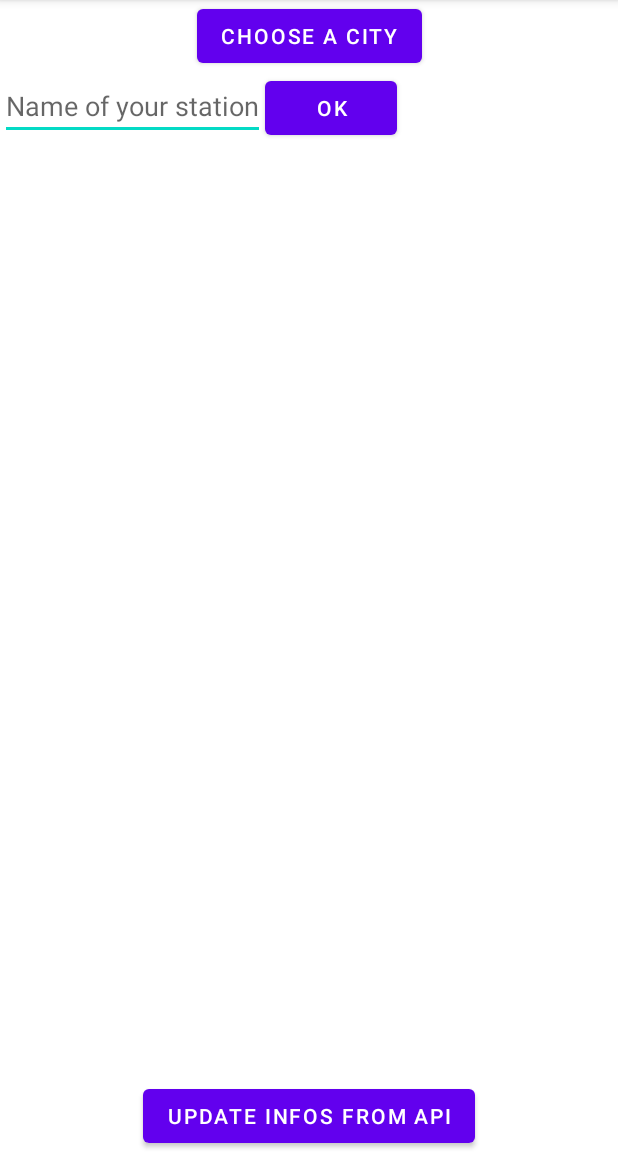
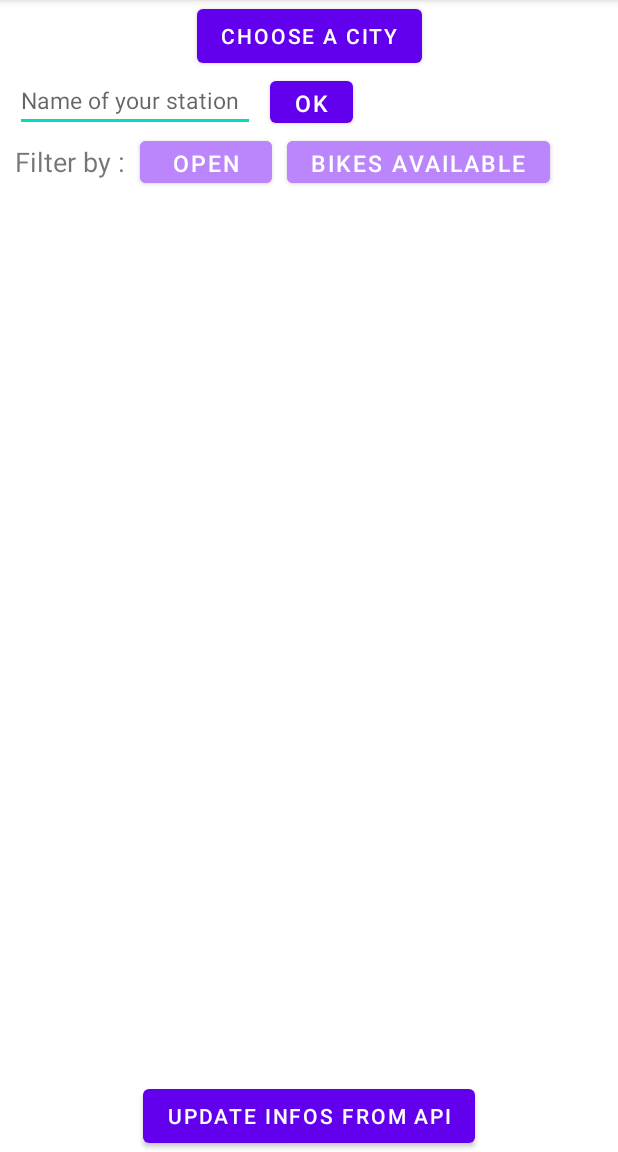
Before and after one commit to ArmanRo/TapAndGo-App, an Android app: the screen it shows after launch (MainActivity), on a phone screen of 412 x 824 dp, the part 84-1236 px from its top. Run offline under Robolectric (Android 15) with nearby library versions, the phone set to English and light mode, and no system bars.

Commit message:
add buttons for filters

```diff
--- a/app/src/main/java/com/example/tapandgo/MainActivity.kt
+++ b/app/src/main/java/com/example/tapandgo/MainActivity.kt
@@ -8,11 +8,9 @@ import android.view.ViewGroup
 import android.view.inputmethod.EditorInfo
 import android.widget.Button
 import android.widget.LinearLayout
-import android.widget.TextView
 import androidx.appcompat.app.AppCompatActivity
 import com.example.tapandgo.dataFromAPI.Contract
 import com.example.tapandgo.dataFromAPI.Station
-import com.example.tapandgo.StationDetails
 import com.google.android.material.textfield.TextInputEditText
 import retrofit2.Call
 import retrofit2.Callback
@@ -24,7 +22,7 @@ import retrofit2.converter.gson.GsonConverterFactory
 const val BASE_URL = "https://api.jcdecaux.com/"
 
 /*  How does this code work ?
-
+*
 *   At the start of the app, it asks the API the list of all contracts from a country (here country_code = FR)
 *   Then create a list of all the city (contract.name) in this country. In france they are 10 cities.
 *   Right after that, it requests all the stations from all contracts stored in a variable.
@@ -33,9 +31,13 @@ const val BASE_URL = "https://api.jcdecaux.com/"
 *   This stationsFromCity variable is cleared and created again each time the user selects a different city.
 *   stationsFromCity may be filtered again after user uses the search filters.
 *
-* */
+*/
 
 class MainActivity : AppCompatActivity() {
+
+        //////////////////////////////////////////////////////////////
+        //////////      Global variables initialisation
+        //////////////////////////////////////////////////////////////
 
     // variables to store row information from API
     lateinit var stationResponseBody: List<Station>
@@ -43,13 +45,16 @@ class MainActivity : AppCompatActivity() {
 
     // global variables to store filtered information
     var cities: MutableList<String> = mutableListOf()
-    lateinit var actualCity: String
+    var actualCity: String = ""
     var stationsFromCity: MutableList<Station> = mutableListOf()
     var filteredStationsFromCity: MutableList<Station> = mutableListOf()
 
 
-    lateinit var inputStationName: TextInputEditText
 
+
+        //////////////////////////////////////////////////////////////
+        //////////      Life Cycle of th activity
+        //////////////////////////////////////////////////////////////
 
     override fun onCreate(savedInstanceState: Bundle?) {
         super.onCreate(savedInstanceState)
@@ -64,7 +69,9 @@ class MainActivity : AppCompatActivity() {
         val btnOkSearch = findViewById<Button>(R.id.btnOkSearch)
         val btnReloadData= findViewById<Button>(R.id.buttonId)
         val btnChooseCity = findViewById<Button>(R.id.btnChooseCity)
-        inputStationName = findViewById(R.id.inputStationName)
+        val btnFilterOpen = findViewById<Button>(R.id.btnFilterOpen)
+        val btnFilterBikeAvailable = findViewById<Button>(R.id.btnFilterBikeAvailable)
+        var inputStationName = findViewById<TextInputEditText>(R.id.inputStationName)
 
 
         btnReloadData.setOnClickListener{
@@ -89,6 +96,7 @@ class MainActivity : AppCompatActivity() {
                 LinearLayout.LayoutParams.MATCH_PARENT,
                 LinearLayout.LayoutParams.WRAP_CONTENT)
             layoutParams.setMargins(30, 10, 30, 10)
+
             for(city in cities){
                 val cityButton = Button(this)
                 cityButton.text = city
@@ -107,8 +115,31 @@ class MainActivity : AppCompatActivity() {
             dialog.show()
         }
 
+        btnFilterOpen.setOnClickListener{
+            if (btnFilterOpen.text == "OPEN"){
+                btnFilterOpen.text = "OPEN  ✔"
+            }
+            else {
+                btnFilterOpen.text = "OPEN"
+            }
+        }
+
+        btnFilterBikeAvailable.setOnClickListener{
+            if (btnFilterBikeAvailable.text == "BIKES AVAILABLE"){
+                btnFilterBikeAvailable.text = "BIKES AVAILABLE  ✔"
+            }
+            else {
+                btnFilterBikeAvailable.text = "BIKES AVAILABLE"
+            }
+        }
 
     }
+
+
+
+        //////////////////////////////////////////////////////////////
+        //////////      API request functions
+        //////////////////////////////////////////////////////////////
 
     private fun getContractsData(){     // API request
         val retrofitBuilder = Retrofit.Builder()
@@ -130,15 +161,6 @@ class MainActivity : AppCompatActivity() {
         })
     }
 
-    private fun selectCitiesInCountry(countryCode: String){     // store all cities name of target country in a list
-        for (data in contractResponseBody){
-            if(data.country_code == countryCode){
-                cities.add(data.name)
-            }
-        }
-    }
-
-
     private fun getStationsData() {     // API request
         val retrofitBuilder = Retrofit.Builder()
             .addConverterFactory(GsonConverterFactory.create())
@@ -156,6 +178,20 @@ class MainActivity : AppCompatActivity() {
             override fun onFailure(call: Call<List<Station>?>, t: Throwable) {
             }
         })
+    }
+
+
+
+        //////////////////////////////////////////////////////////////
+        //////////      Filter lists and Search information
+        //////////////////////////////////////////////////////////////
+
+    private fun selectCitiesInCountry(countryCode: String){     // store all cities name of target country in a list
+        for (data in contractResponseBody){
+            if(data.country_code == countryCode){
+                cities.add(data.name)
+            }
+        }
     }
 
     private fun selectStationsFromCity(city: String){
@@ -176,6 +212,13 @@ class MainActivity : AppCompatActivity() {
         }
         return askedStations
     }
+
+
+
+
+        //////////////////////////////////////////////////////////////
+        //////////      Layout display functions
+        //////////////////////////////////////////////////////////////
 
     private fun clearLayout(){
         val mainLinearLayout = findViewById<LinearLayout>(R.id.mainLinearLayout)
--- a/app/src/main/res/layout/activity_main.xml
+++ b/app/src/main/res/layout/activity_main.xml
@@ -20,33 +20,72 @@
         android:id="@+id/linearLayoutCompat"
         android:layout_width="match_parent"
         android:layout_height="wrap_content"
+        app:layout_constraintEnd_toEndOf="parent"
+        app:layout_constraintStart_toStartOf="parent"
         app:layout_constraintTop_toBottomOf="@+id/btnChooseCity">
 
         <com.google.android.material.textfield.TextInputEditText
             android:id="@+id/inputStationName"
-            android:layout_width="wrap_content"
-            android:layout_height="wrap_content"
+            android:layout_width="160dp"
+            android:layout_height="40dp"
+            android:layout_marginLeft="10dp"
+            android:layout_marginRight="10dp"
+            android:hint="Name of your station"
             android:inputType="textCapCharacters"
-            android:hint="Name of your station">
-        </com.google.android.material.textfield.TextInputEditText>
+            android:textSize="15sp"></com.google.android.material.textfield.TextInputEditText>
 
         <Button
             android:id="@+id/btnOkSearch"
+            android:layout_width="55dp"
+            android:layout_height="40dp"
+            android:text="ok"
+            android:textSize="15sp"></Button>
+
+    </androidx.appcompat.widget.LinearLayoutCompat>
+
+    <LinearLayout
+        android:id="@+id/linearLayoutFilter"
+        android:layout_width="match_parent"
+        android:layout_height="wrap_content"
+        app:layout_constraintEnd_toEndOf="parent"
+        app:layout_constraintStart_toStartOf="parent"
+        app:layout_constraintTop_toBottomOf="@+id/linearLayoutCompat">
+
+        <TextView
+            android:layout_marginLeft="10dp"
             android:layout_width="wrap_content"
             android:layout_height="wrap_content"
-            android:text="ok">
-        </Button>
+            android:text="Filter by :"
+            android:textSize="18sp"></TextView>
 
-    </androidx.appcompat.widget.LinearLayoutCompat>
+        <Button
+            android:id="@+id/btnFilterOpen"
+            android:layout_width="wrap_content"
+            android:layout_height="40dp"
+            android:layout_marginLeft="10dp"
+            android:layout_marginRight="10dp"
+            android:backgroundTint="#FFBB86FC"
+            android:text="OPEN"
+            android:textSize="15sp"></Button>
+
+        <Button
+            android:id="@+id/btnFilterBikeAvailable"
+            android:layout_width="wrap_content"
+            android:layout_height="40dp"
+            android:backgroundTint="#FFBB86FC"
+            android:text="BIKES AVAILABLE"
+            android:textSize="15sp"></Button>
+
+    </LinearLayout>
 
     <ScrollView
         android:id="@+id/mainScrollView"
         android:layout_width="409dp"
-        android:layout_height="580dp"
+        android:layout_height="560dp"
         app:layout_constraintBottom_toTopOf="@+id/buttonId"
         app:layout_constraintEnd_toEndOf="parent"
         app:layout_constraintStart_toStartOf="parent"
-        app:layout_constraintTop_toBottomOf="@+id/linearLayoutCompat">
+        app:layout_constraintTop_toBottomOf="@+id/linearLayoutFilter">
 
         <LinearLayout
             android:id="@+id/mainLinearLayout"
```
